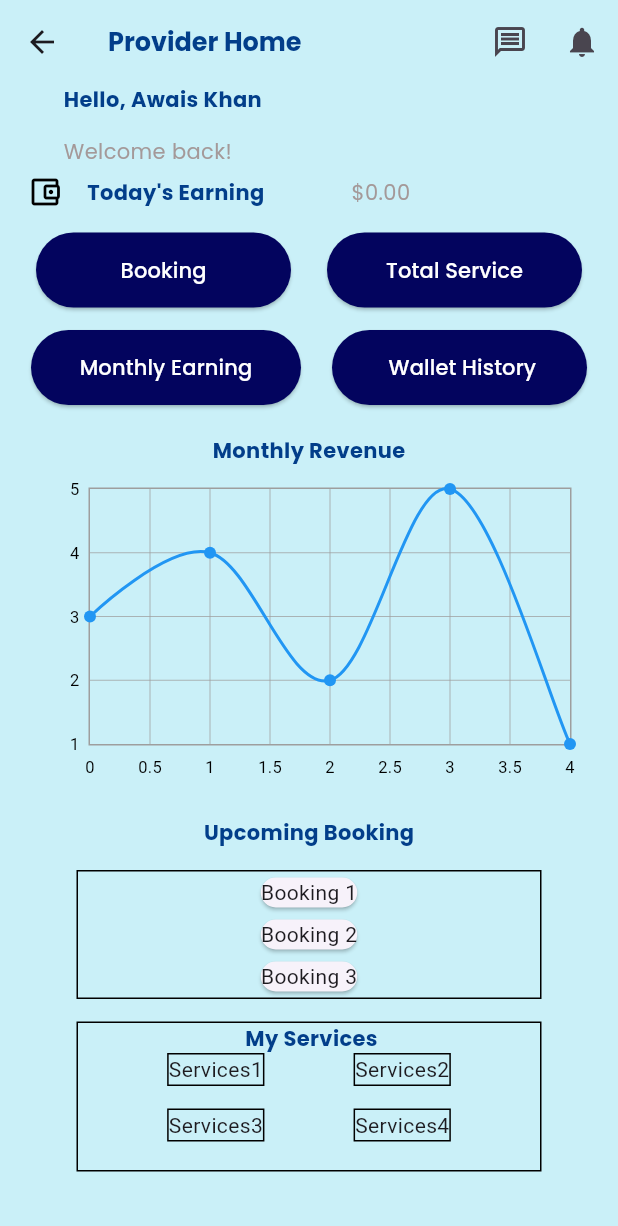
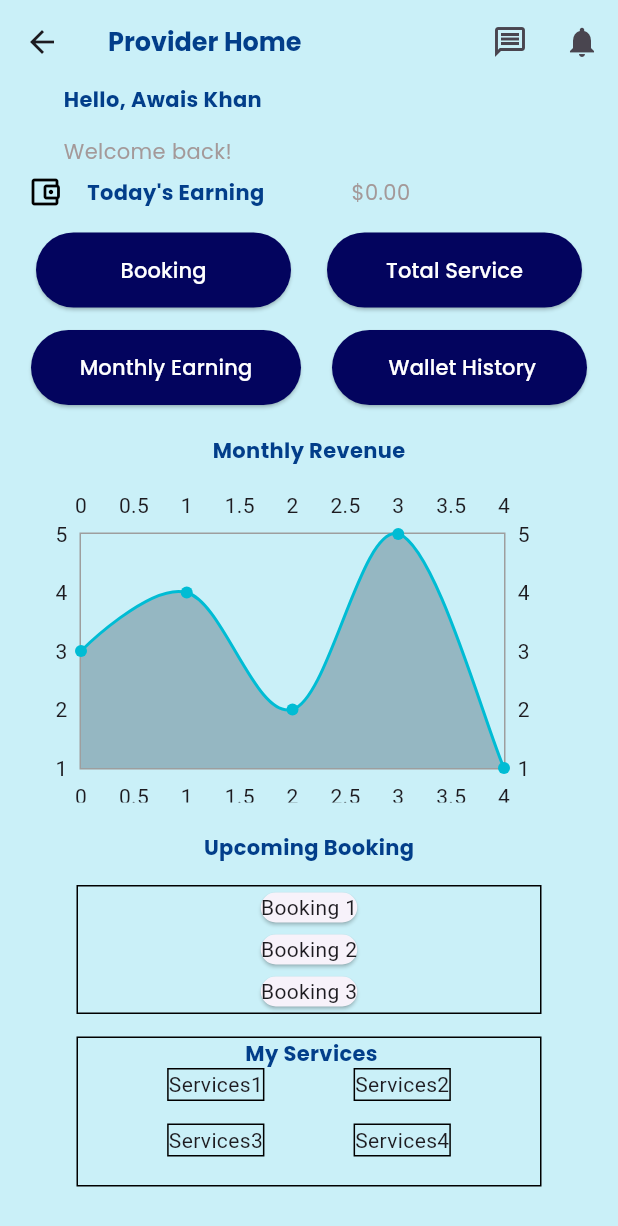
Before and after one commit to MuhamadAwaisKhan/Servtol-fyp, a Flutter app: the homeprovider screen opened directly, on a phone screen of 412 x 824 dp. Shown: the top 1226 px of the screen. Run offline on Flutter 3.47's test engine with Material 3 defaults, Android fonts, the phone set to English and light mode, and no system bars; drawn by our look-alikes of fl_chart; our stand-ins replace carousel_slider, cloud_firestore, firebase_auth, firebase_core, firebase_storage, font_awesome_flutter and 6 more; missing offline and left inert: dart:ffi, firebase_app_check; accounts and stored records are empty.

Commit message:
project commit

```diff
--- a/lib/homeprovider.dart
+++ b/lib/homeprovider.dart
@@ -159,15 +159,15 @@ class _homeproviderState extends State<homeprovider> {
               Center(
                 child: Container(
                   width: 350, // Adjust width as needed
-                  height: 200, // Adjust height as needed
-                  child: LineChart(
+                  height: 210, // Adjust height as needed
+                  child:LineChart(
                     LineChartData(
                       gridData: FlGridData(
-                        show: true,
+                        show: false,
                       ),
                       titlesData: FlTitlesData(
-                        leftTitles: SideTitles(showTitles: true),
-                        bottomTitles: SideTitles(showTitles: true),
+                        leftTitles: AxisTitles(sideTitles: SideTitles(showTitles: true)),
+                        bottomTitles: AxisTitles(sideTitles: SideTitles(showTitles: true)),
                       ),
                       borderData: FlBorderData(
                         show: true,
@@ -183,10 +183,10 @@ class _homeproviderState extends State<homeprovider> {
                             FlSpot(4, 1),
                           ],
                           isCurved: true,
-                          colors: [Colors.blue],
+                          color: Colors.cyan,
                           barWidth: 2,
                           isStrokeCapRound: true,
-                          belowBarData: BarAreaData(show: false),
+                          belowBarData: BarAreaData(show: true),
                         ),
                       ],
                     ),
--- a/lib/testing file.dart
+++ b/lib/testing file.dart
@@ -18,8 +18,8 @@ class LineChartSample extends StatelessWidget {
                 show: true,
               ),
               titlesData: FlTitlesData(
-                leftTitles: SideTitles(showTitles: true),
-                bottomTitles: SideTitles(showTitles: true),
+                leftTitles: AxisTitles(sideTitles: SideTitles(showTitles: true)),
+                bottomTitles: AxisTitles(sideTitles: SideTitles(showTitles: true)),
               ),
               borderData: FlBorderData(
                 show: true,
@@ -35,7 +35,7 @@ class LineChartSample extends StatelessWidget {
                     FlSpot(4, 1),
                   ],
                   isCurved: true,
-                  colors: [Colors.blue],
+                  color: Colors.blue,
                   barWidth: 2,
                   isStrokeCapRound: true,
                   belowBarData: BarAreaData(show: false),
--- a/pubspec.yaml
+++ b/pubspec.yaml
@@ -44,7 +44,7 @@ dependencies:
   cloud_firestore: ^4.15.9
   google_sign_in: ^6.2.1
   flutter_chart: ^0.1.6
-  fl_chart: ^0.35.0
+  fl_chart: ^0.68.0
   firebase_storage: ^11.7.0
   image_picker: ^1.0.7
   firebase_app_check: ^0.2.2+3
@@ -62,7 +62,7 @@ dev_dependencies:
   # activated in the `analysis_options.yaml` file located at the root of your
   # package. See that file for information about deactivating specific lint
   # rules and activating additional ones.
-  flutter_lints: ^3.0.0
+  flutter_lints: ^4.0.0
 
 # For information on the generic Dart part of this file, see the
 # following page: https://dart.dev/tools/pub/pubspec
```
Also changed, not shown: lib/paymentprovider.dart (+80 -5 lines), lib/servicescreenprovider.dart (+2 -5 lines), pubspec.lock.
